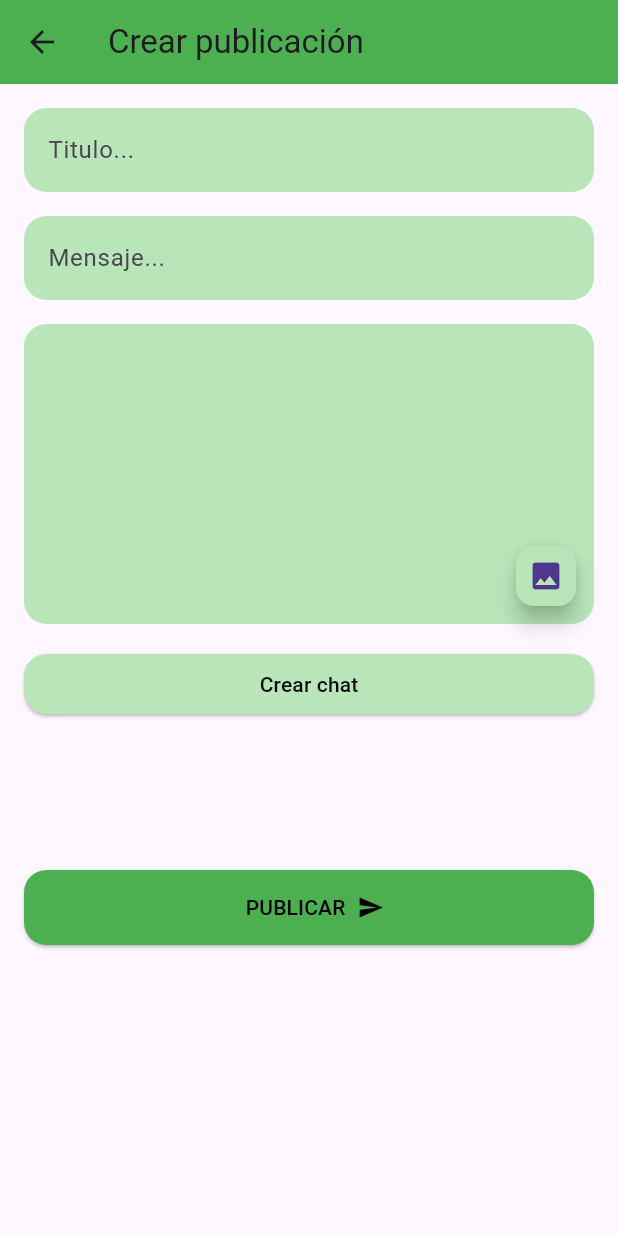
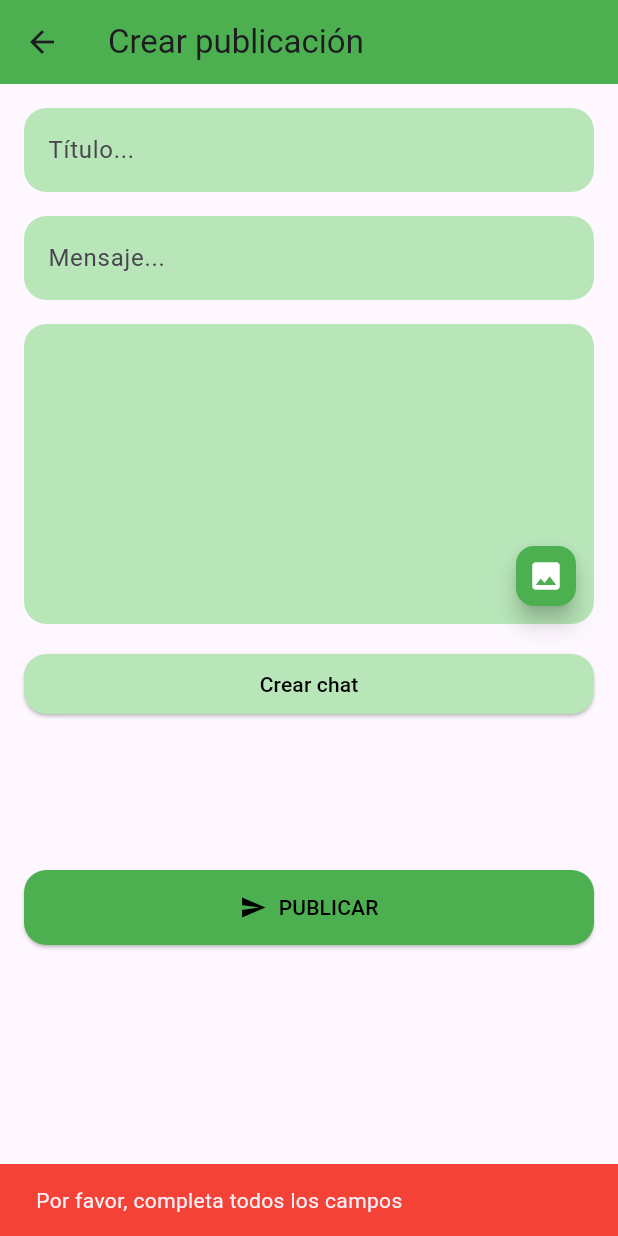
Before and after one commit to Aderptt18/App-CCUTS, a Flutter app: the CrearPublicacion screen opened directly, after a tap on "PUBLICAR", on a phone screen of 412 x 824 dp. Run offline on Flutter 3.47's test engine with Material 3 defaults, Android fonts, the light colour scheme and no system bars; our stand-ins replace cloud_firestore, firebase_auth, firebase_core, firebase_storage, hive, image_picker; accounts and stored records are empty.

Commit message:
pantalla crear publicaciones
falta manejar la creación de chats

```diff
--- a/cc_uts/lib/views/autentificacion/login_register_page.dart
+++ b/cc_uts/lib/views/autentificacion/login_register_page.dart
@@ -15,6 +15,7 @@ class LoginPage extends StatefulWidget {
 }
 
 class _LoginPageState extends State<LoginPage> {
+
   String? errorMesage = '';
   bool confirmarContrasena = true;
   bool isLogin = true;
--- a/cc_uts/lib/views/principal/Publicacion/CrearPublicacion.dart
+++ b/cc_uts/lib/views/principal/Publicacion/CrearPublicacion.dart
@@ -14,10 +14,12 @@ class CrearPublicacion extends StatefulWidget {
 }
 
 class _CrearPublicacionState extends State<CrearPublicacion> {
-
   bool _chat = false;
+  bool _isLoading = false; // Para mostrar un indicador de carga
   File? _image;
   String? _imageUrl;
+  String nombre = '';
+
   final TextEditingController _titleController = TextEditingController();
   final TextEditingController _messageController = TextEditingController();
 
@@ -32,54 +34,128 @@ class _CrearPublicacionState extends State<CrearPublicacion> {
     }
   }
 
+  void _removeImage() {
+    setState(() => _image = null); // Eliminar la imagen seleccionada
+  }
+
+  Future<String> _nombreUsuario() async {
+  String? uid = await AlmacenamientoUid.getUID();
+  if (uid != null) {
+    DocumentSnapshot doc = await FirebaseFirestore.instance
+        .collection('Usuarios')
+        .doc(uid)
+        .get();
+
+    if (doc.exists) {
+      return (doc.data() as Map<String, dynamic>)['nombre'] ?? '';
+    }
+  }
+  return ''; // Retorna una cadena vacía si no hay datos
+}
+
   void _crearChat() {
-    setState(() {
-      _chat = !_chat;
-    });
-    if (_chat) {
+    setState(() => _chat = !_chat);
     ScaffoldMessenger.of(context).showSnackBar(
       SnackBar(
         content: Text(
-          'Se ha generado el chat correctamente!!!',
+          _chat
+              ? 'Se ha generado el chat correctamente!!!'
+              : 'Chat desactivado',
           style: TextStyle(color: Colors.black),
         ),
-        backgroundColor: Color(0xFFB8E6B9)),
+        backgroundColor: Color(0xFFB8E6B9),
+      ),
     );
-    }
   }
 
   Future<void> _publish() async {
+    if (_titleController.text.isEmpty || _messageController.text.isEmpty) {
+      ScaffoldMessenger.of(context).showSnackBar(
+        SnackBar(
+          content: Text('Por favor, completa todos los campos'),
+          backgroundColor: Colors.red,
+        ),
+      );
+      return;
+    }
 
-    String? _uid = await AlmacenamientoUid.getUID();
-    if (_titleController.text.isEmpty || _messageController.text.isEmpty)
-      return;
+    setState(() => _isLoading = true);
 
     try {
       if (_image != null) {
         await subirImagenPublicacion(_image!, updateUrl, _titleController);
       }
 
+      String? _uid = await AlmacenamientoUid.getUID();
       await FirebaseFirestore.instance.collection('Publicaciones').add({
         'titulo': _titleController.text,
         'mensaje': _messageController.text,
         'imagenUrl': _imageUrl,
         'timestamp': FieldValue.serverTimestamp(),
         'userId': _uid,
+        'nombreUsuario': await _nombreUsuario(),
+        'chatActivo': _chat,
       });
-
-      Navigator.pop(context);
-      ScaffoldMessenger.of(context).showSnackBar(
-        SnackBar(
-            content: Text('Se ha publicado correctamente'),
-            backgroundColor: Color(0xFFB8E6B9)),
-      );
     } catch (e) {
       ScaffoldMessenger.of(context).showSnackBar(
         SnackBar(
-            content: Text('Error al publicar, intentalo de nuevo'),
-            backgroundColor: Colors.red),
+          content: Text('Error al publicar, inténtalo de nuevo'),
+          backgroundColor: Colors.red,
+        ),
       );
+    } finally {
+      if (mounted) setState(() => _isLoading = false);
     }
+    _titleController.clear();
+    _messageController.clear();
+    _image = null;
+  }
+
+  Widget _buildImagePicker() {
+    return Container(
+      height: 200,
+      decoration: BoxDecoration(
+        color: Color(0xFFB8E6B9),
+        borderRadius: BorderRadius.circular(15),
+      ),
+      child: Stack(
+        children: [
+          if (_image != null)
+            ClipRRect(
+              borderRadius: BorderRadius.circular(15),
+              child: Image.file(
+                _image!,
+                width: double.infinity,
+                height: double.infinity,
+                fit: BoxFit.cover,
+              ),
+            ),
+          Positioned(
+            right: 8,
+            bottom: 8,
+            child: Row(
+              mainAxisSize: MainAxisSize.min,
+              children: [
+                if (_image != null) // Mostrar el botón de eliminar solo si hay una imagen
+                  FloatingActionButton(
+                    mini: true,
+                    backgroundColor: Colors.red,
+                    child: Icon(Icons.delete, color: Colors.white),
+                    onPressed: _removeImage,
+                  ),
+                SizedBox(width: 8), // Espacio entre los botones
+                FloatingActionButton(
+                  mini: true,
+                  backgroundColor: Color(0xFF4CAF50),
+                  child: Icon(Icons.image, color: Colors.white),
+                  onPressed: _handleImageSelection,
+                ),
+              ],
+            ),
+          ),
+        ],
+      ),
+    );
   }
 
   @override
@@ -99,7 +175,7 @@ class _CrearPublicacionState extends State<CrearPublicacion> {
               TextField(
                 controller: _titleController,
                 decoration: InputDecoration(
-                  hintText: 'Titulo...',
+                  hintText: 'Título...',
                   filled: true,
                   fillColor: Color(0xFFB8E6B9),
                   border: OutlineInputBorder(
@@ -124,46 +200,13 @@ class _CrearPublicacionState extends State<CrearPublicacion> {
                 maxLines: null,
               ),
               SizedBox(height: 16),
-              Container(
-                height: 200,
-                decoration: BoxDecoration(
-                  color: Color(0xFFB8E6B9),
-                  borderRadius: BorderRadius.circular(15),
-                ),
-                child: Stack(
-                  children: [
-                    if (_image != null)
-                      ClipRRect(
-                        borderRadius: BorderRadius.circular(15),
-                        child: Image.file(
-                          _image!,
-                          width: double.infinity,
-                          height: double.infinity,
-                          fit: BoxFit.cover,
-                        ),
-                      ),
-                    Positioned(
-                      right: 8,
-                      bottom: 8,
-                      child: FloatingActionButton(
-                        mini: true,
-                        backgroundColor: Color(0xFFB8E6B9),
-                        child: Icon(Icons.image),
-                        onPressed: _handleImageSelection,
-                      ),
-                    ),
-                  ],
-                ),
-              ),
+              _buildImagePicker(),
               SizedBox(height: 16),
               ElevatedButton(
-                onPressed: () {
-                  _crearChat();
-                },
+                onPressed: _crearChat,
                 style: ElevatedButton.styleFrom(
-                  backgroundColor: _chat
-                      ? Color.fromARGB(255, 86, 220, 88)
-                      : Color(0xFFB8E6B9),
+                  backgroundColor:
+                      _chat ? Color(0xFF4CAF50) : Color(0xFFB8E6B9),
                   shape: RoundedRectangleBorder(
                     borderRadius: BorderRadius.circular(15),
                   ),
@@ -174,7 +217,7 @@ class _CrearPublicacionState extends State<CrearPublicacion> {
               Padding(
                 padding: EdgeInsets.only(top: 100),
                 child: ElevatedButton.icon(
-                  onPressed: _publish,
+                  onPressed: _isLoading ? null : _publish,
                   style: ElevatedButton.styleFrom(
                     backgroundColor: Color(0xFF4CAF50),
                     padding: EdgeInsets.symmetric(vertical: 15),
@@ -182,16 +225,13 @@ class _CrearPublicacionState extends State<CrearPublicacion> {
                       borderRadius: BorderRadius.circular(15),
                     ),
                   ),
-                  label: Row(
-                    mainAxisSize: MainAxisSize.min,
-                    children: [
+                  icon: _isLoading
+                      ? CircularProgressIndicator(color: Colors.white)
+                      : Icon(Icons.send, color: Colors.black),
+                  label:
                       Text('PUBLICAR', style: TextStyle(color: Colors.black)),
-                    SizedBox(width: 8),
-                    Icon(Icons.send, color: Colors.black),
-                    ],
                 ),
-                  icon: SizedBox.shrink(), // This is to keep the icon parameter but make it empty
-                  )),
+              ),
             ],
           ),
         ),
--- a/cc_uts/pubspec.yaml
+++ b/cc_uts/pubspec.yaml
@@ -41,6 +41,9 @@ dependencies:
   image_picker: ^1.1.2
   firebase_storage: ^12.2.0
   hive_flutter: ^1.1.0
+  build_runner: ^2.4.9
+  hive: ^2.2.3
+  hive_generator: ^2.0.1
 
 dev_dependencies:
   change_app_package_name: ^1.1.0
--- a/notas.txt
+++ b/notas.txt
@@ -7,6 +7,9 @@ Cuadros de texto o campos de entrada: Un borde verde suave en claro (#A5D6A7) y
 
 
 		APUNTES
+General
+-organizar mejor los archivos
+-pasar todo a español
 
 Iniciar sesión o crear cuenta
 -cambiar el widget para que permita más cosas (9:22 p. m. 22/01/2025)
@@ -14,7 +17,7 @@ Iniciar sesión o crear cuenta
 perfil (8:51 p. m. 27/01/2025)
 -implementar mensaje de información si la contraseña no es igual o mayor a 6 dígitos (9:10 p. m. 22/01/2025)
 -implementar que en teléfono solo pueden haber números (9:47 p. m. 23/01/2025)
-
+-mirar la longitud permitida en firebase
 -verificación en dos pasos (último)
 -implementar la recuperación de contraseña (último)
 -si el usuario no sube foto poner null en el campo imagen y
@@ -37,6 +40,7 @@ Crear publicación
 -configurar la carga de imagen a firebase (8:30 p. m. 30/01/2025)
 -mostrar un mensaje de alerta cuando el usuario presione el botón de crear chat (8:53 p. m. 30/01/2025)
 -crear la colección de publicaciones (8:31 p. m. 30/01/2025)
+
 -con los datos guardados en local obtener el nombre de ususario para agregarlo como campo en el documento
 -crear la colección de chats
 
```
Also changed, not shown: promps.txt (added, +8 -0 lines), cc_uts/lib/views/perfil/Perfil.dart (line endings or trailing spaces), cc_uts/pubspec.lock. Lines whose indentation alone changed are shown as unchanged.
